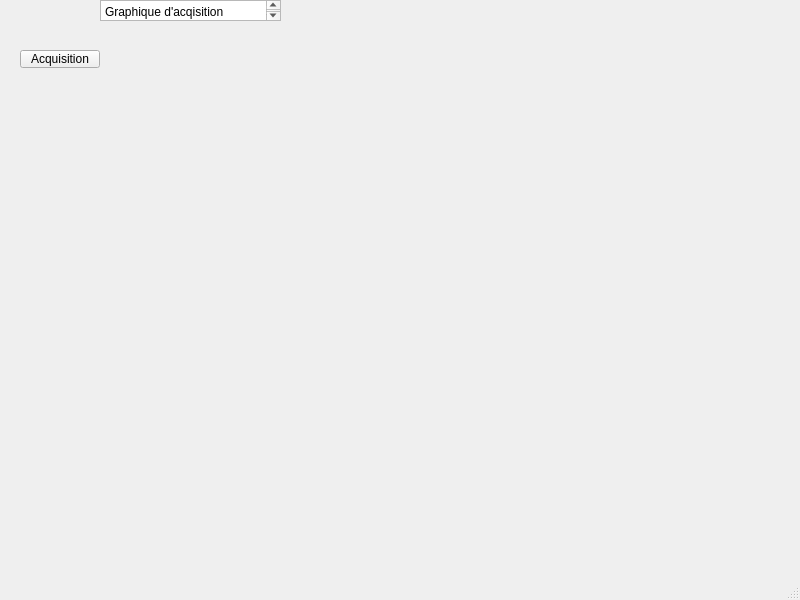
First picture: the form in src/mainwindow.ui, repository cdourey/Projet_S9, before the edit.
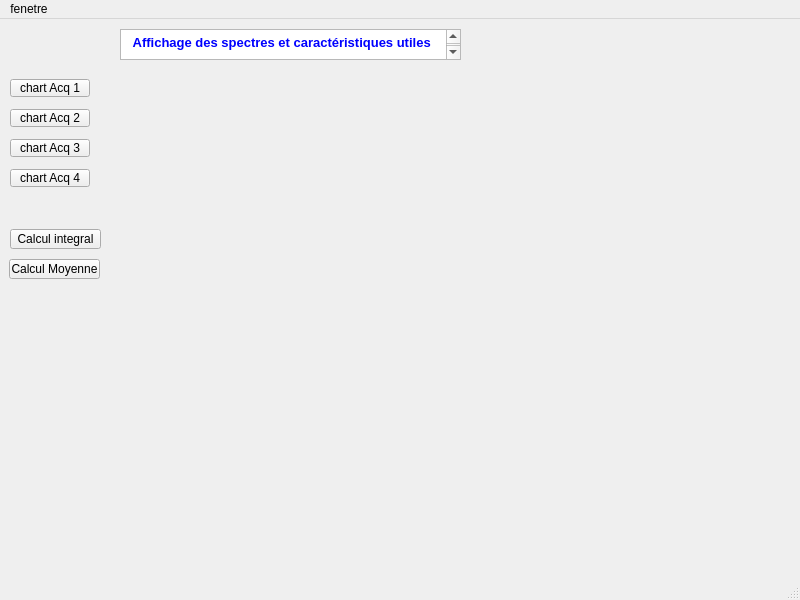
Second picture: the form after the edit.

Diff of the .ui file:
```diff
--- a/src/mainwindow.ui
+++ b/src/mainwindow.ui
@@ -17,23 +17,114 @@
    <widget class="QPushButton" name="pushButton">
     <property name="geometry">
      <rect>
-      <x>20</x>
-      <y>50</y>
+      <x>10</x>
+      <y>60</y>
       <width>80</width>
       <height>18</height>
      </rect>
     </property>
     <property name="text">
-     <string>Acquisition</string>
+     <string>chart Acq 1</string>
+    </property>
+   </widget>
+   <widget class="QPushButton" name="pushButton_2">
+    <property name="geometry">
+     <rect>
+      <x>10</x>
+      <y>90</y>
+      <width>80</width>
+      <height>18</height>
+     </rect>
+    </property>
+    <property name="text">
+     <string>chart Acq 2</string>
+    </property>
+   </widget>
+   <widget class="QPushButton" name="pushButton_3">
+    <property name="geometry">
+     <rect>
+      <x>10</x>
+      <y>120</y>
+      <width>80</width>
+      <height>18</height>
+     </rect>
+    </property>
+    <property name="text">
+     <string>chart Acq 3</string>
+    </property>
+   </widget>
+   <widget class="QPushButton" name="pushButton_4">
+    <property name="geometry">
+     <rect>
+      <x>10</x>
+      <y>150</y>
+      <width>80</width>
+      <height>18</height>
+     </rect>
+    </property>
+    <property name="text">
+     <string>chart Acq 4</string>
+    </property>
+   </widget>
+   <widget class="QPushButton" name="pushButton_5">
+    <property name="geometry">
+     <rect>
+      <x>10</x>
+      <y>210</y>
+      <width>91</width>
+      <height>20</height>
+     </rect>
+    </property>
+    <property name="text">
+     <string>Calcul integral</string>
+    </property>
+   </widget>
+   <widget class="QPushButton" name="pushButton_6">
+    <property name="geometry">
+     <rect>
+      <x>9</x>
+      <y>240</y>
+      <width>91</width>
+      <height>20</height>
+     </rect>
+    </property>
+    <property name="text">
+     <string>Calcul Moyenne</string>
+    </property>
+   </widget>
+   <widget class="QLabel" name="label">
+    <property name="geometry">
+     <rect>
+      <x>110</x>
+      <y>200</y>
+      <width>531</width>
+      <height>31</height>
+     </rect>
+    </property>
+    <property name="text">
+     <string/>
+    </property>
+   </widget>
+   <widget class="QLabel" name="label_2">
+    <property name="geometry">
+     <rect>
+      <x>110</x>
+      <y>240</y>
+      <width>281</width>
+      <height>16</height>
+     </rect>
+    </property>
+    <property name="text">
+     <string/>
     </property>
    </widget>
    <widget class="QTextEdit" name="textEdit">
     <property name="geometry">
      <rect>
-      <x>100</x>
-      <y>0</y>
-      <width>181</width>
-      <height>21</height>
+      <x>120</x>
+      <y>10</y>
+      <width>341</width>
+      <height>31</height>
      </rect>
     </property>
     <property name="html">
@@ -41,8 +132,10 @@
 &lt;html&gt;&lt;head&gt;&lt;meta name=&quot;qrichtext&quot; content=&quot;1&quot; /&gt;&lt;meta charset=&quot;utf-8&quot; /&gt;&lt;style type=&quot;text/css&quot;&gt;
 p, li { white-space: pre-wrap; }
 hr { height: 1px; border-width: 0; }
+li.unchecked::marker { content: &quot;\2610&quot;; }
+li.checked::marker { content: &quot;\2612&quot;; }
 &lt;/style&gt;&lt;/head&gt;&lt;body style=&quot; font-family:'Segoe UI'; font-size:9pt; font-weight:400; font-style:normal;&quot;&gt;
-&lt;p style=&quot; margin-top:0px; margin-bottom:0px; margin-left:0px; margin-right:0px; -qt-block-indent:0; text-indent:0px;&quot;&gt;Graphique d'acqisition d'examens IRM &lt;/p&gt;&lt;/body&gt;&lt;/html&gt;</string>
+&lt;p align=&quot;center&quot; style=&quot; margin-top:0px; margin-bottom:0px; margin-left:0px; margin-right:0px; -qt-block-indent:0; text-indent:0px;&quot;&gt;&lt;span style=&quot; font-size:16pt; font-weight:700; color:#0000ff; vertical-align:super;&quot;&gt;Affichage des spectres et caractéristiques utiles &lt;/span&gt;&lt;/p&gt;&lt;/body&gt;&lt;/html&gt;</string>
     </property>
    </widget>
   </widget>
@@ -55,6 +148,12 @@
      <height>17</height>
     </rect>
    </property>
+   <widget class="QMenu" name="menufenetre">
+    <property name="title">
+     <string>fenetre</string>
+    </property>
+   </widget>
+   <addaction name="menufenetre"/>
   </widget>
   <widget class="QStatusBar" name="statusbar"/>
  </widget>
```
